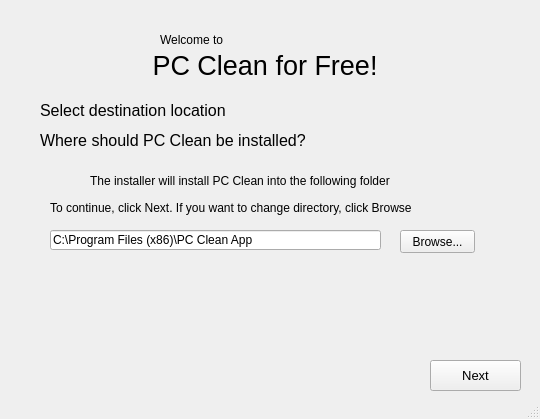
Above: PTI/SPCK/GUI/Setup1.ui from GreenSystemDuy08/TL-C4K-PTI01 before the change. Below: the same form after it.
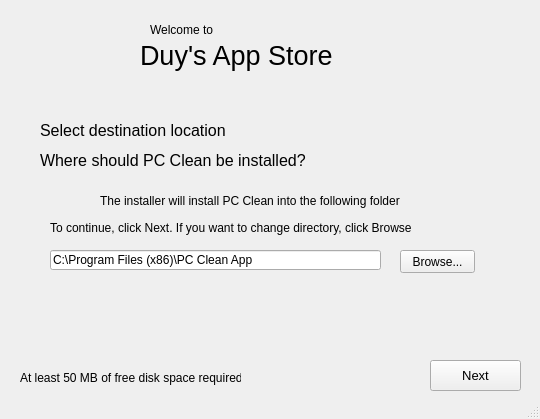
That is the form after the change. Icons and pictures are not drawn.

```diff
--- a/PTI/SPCK/GUI/Setup1.ui
+++ b/PTI/SPCK/GUI/Setup1.ui
@@ -35,8 +35,8 @@
    <widget class="QLabel" name="label_2">
     <property name="geometry">
      <rect>
-      <x>70</x>
-      <y>50</y>
+      <x>50</x>
+      <y>40</y>
       <width>411</width>
       <height>31</height>
      </rect>
@@ -47,14 +47,14 @@
      </font>
     </property>
     <property name="text">
-     <string>           PC Clean for Free!</string>
+     <string>            Duy's App Store</string>
     </property>
    </widget>
    <widget class="QLabel" name="label_3">
     <property name="geometry">
      <rect>
       <x>40</x>
-      <y>90</y>
+      <y>110</y>
       <width>271</width>
       <height>41</height>
      </rect>
@@ -71,8 +71,8 @@
    <widget class="QLabel" name="label">
     <property name="geometry">
      <rect>
-      <x>160</x>
-      <y>30</y>
+      <x>150</x>
+      <y>20</y>
       <width>71</width>
       <height>20</height>
      </rect>
@@ -90,7 +90,7 @@
     <property name="geometry">
      <rect>
       <x>40</x>
-      <y>120</y>
+      <y>140</y>
       <width>371</width>
       <height>41</height>
      </rect>
@@ -107,8 +107,8 @@
    <widget class="QLabel" name="label_6">
     <property name="geometry">
      <rect>
-      <x>90</x>
-      <y>160</y>
+      <x>100</x>
+      <y>180</y>
       <width>371</width>
       <height>41</height>
      </rect>
@@ -125,8 +125,8 @@
    <widget class="QLabel" name="label_5">
     <property name="geometry">
      <rect>
-      <x>40</x>
-      <y>160</y>
+      <x>50</x>
+      <y>180</y>
       <width>41</width>
       <height>41</height>
      </rect>
@@ -150,7 +150,7 @@
     <property name="geometry">
      <rect>
       <x>50</x>
-      <y>200</y>
+      <y>220</y>
       <width>401</width>
       <height>16</height>
      </rect>
@@ -168,7 +168,7 @@
     <property name="geometry">
      <rect>
       <x>50</x>
-      <y>230</y>
+      <y>250</y>
       <width>331</width>
       <height>20</height>
      </rect>
@@ -184,7 +184,7 @@
     <property name="geometry">
      <rect>
       <x>400</x>
-      <y>230</y>
+      <y>250</y>
       <width>75</width>
       <height>23</height>
      </rect>
@@ -193,6 +193,38 @@
      <string>Browse...</string>
     </property>
    </widget>
+   <widget class="QLabel" name="label_8">
+    <property name="geometry">
+     <rect>
+      <x>20</x>
+      <y>370</y>
+      <width>221</width>
+      <height>16</height>
+     </rect>
+    </property>
+    <property name="text">
+     <string>At least 50 MB of free disk space required</string>
+    </property>
+   </widget>
+   <widget class="QLabel" name="label_9">
+    <property name="geometry">
+     <rect>
+      <x>400</x>
+      <y>20</y>
+      <width>51</width>
+      <height>51</height>
+     </rect>
+    </property>
+    <property name="text">
+     <string/>
+    </property>
+    <property name="pixmap">
+     <pixmap>../Material/3cc089d557f24e431b1cd45ab88d2f1f86d7d2615157b96a7f61c37ec7b25663_100.webp</pixmap>
+    </property>
+    <property name="scaledContents">
+     <bool>true</bool>
+    </property>
+   </widget>
   </widget>
   <widget class="QStatusBar" name="statusbar"/>
  </widget>
```
